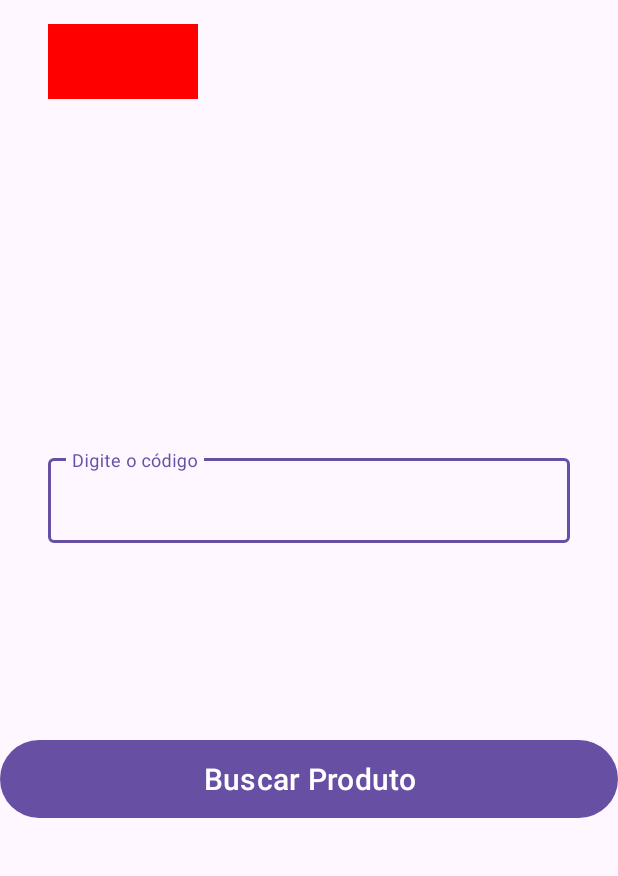
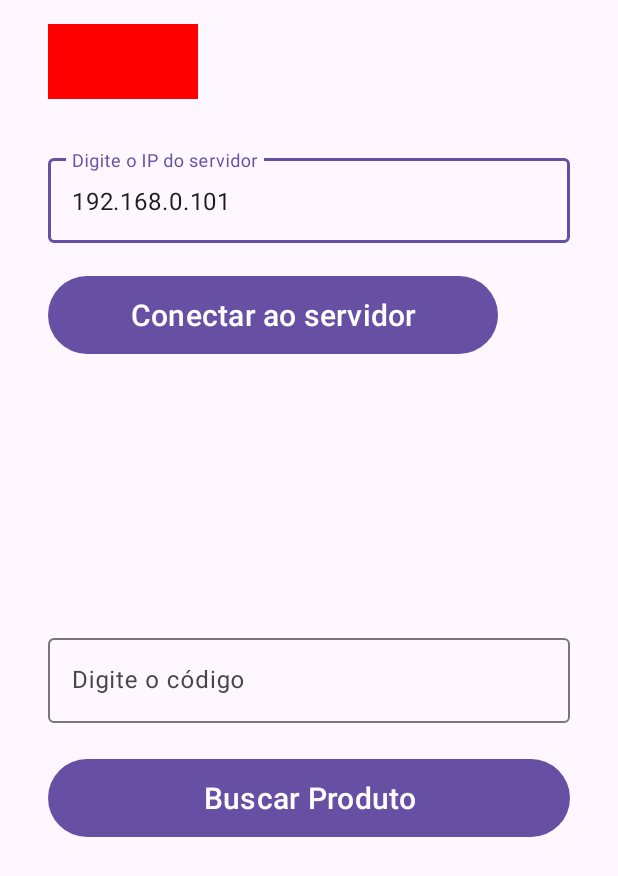
Before and after one commit to bkpautomacao/snippet_terminal_gertec_android, an Android app: the screen it shows after launch (MainActivity), on a phone screen of 412 x 824 dp. Shown: the top 876 px of the screen. Run offline under Robolectric (Android 15) with nearby library versions, the phone set to English and light mode, and no system bars.

Commit message:
Implementado funcionamento do protocolo SC501 no servidor ServUni e no TCServer

```diff
--- a/app/src/main/java/br/com/gabrielmorais/terminalgertec/MainActivity.kt
+++ b/app/src/main/java/br/com/gabrielmorais/terminalgertec/MainActivity.kt
@@ -16,11 +16,12 @@ class MainActivity : AppCompatActivity() {
     override fun onCreate(savedInstanceState: Bundle?) {
         super.onCreate(savedInstanceState)
         setContentView(R.layout.activity_main)
-//        viewModel.connect()
+
         configureViews()
         val tvBarcode = findViewById<TextView>(R.id.tvBarcode)
         val tvDescription = findViewById<TextView>(R.id.tvDescription)
         val tvPrice = findViewById<TextView>(R.id.tvPrice)
+
         viewModel.product.onEach { produto ->
             tvBarcode.text = produto?.ean
             tvDescription.text = produto?.description
@@ -35,15 +36,31 @@ class MainActivity : AppCompatActivity() {
                 tvStatus.background = Color.RED.toDrawable()
             }
         }.launchIn(lifecycleScope)
+
+        val edtIp = findViewById<TextInputEditText>(R.id.edtIp)
+        edtIp.setText("192.168.0.101")
     }
 
     private fun configureViews() {
+
         val btnSearch = findViewById<Button>(R.id.buscaProduto)
         btnSearch.setOnClickListener {
             val edtCodigo = findViewById<TextInputEditText>(R.id.edtCodigo).text
-            val
-                    codigo = "#$edtCodigo"
-//            viewModel.sendMessage(0x1003)
+            val codigo = "#$edtCodigo\u0000"
+            viewModel.sendMessage(codigo)
         }
+
+        val btnConnect = findViewById<Button>(R.id.btnConnect)
+        btnConnect.setOnClickListener {
+            val edtIp = findViewById<TextInputEditText>(R.id.edtIp)
+            val ip = edtIp.text.toString()
+            viewModel.connect(ip)
+        }
+
+        val btnDisconnect = findViewById<Button>(R.id.btnDisconnect)
+        btnDisconnect.setOnClickListener {
+            viewModel.disconnect()
+        }
+
     }
 }
--- a/app/src/main/res/layout/activity_main.xml
+++ b/app/src/main/res/layout/activity_main.xml
@@ -6,6 +6,35 @@
     android:layout_width="match_parent"
     android:layout_height="match_parent"
     tools:context=".MainActivity">
+
+    <Button
+        android:id="@+id/btnConnect"
+        android:layout_width="300dp"
+        android:layout_height="60dp"
+        android:layout_marginHorizontal="32dp"
+        android:layout_marginStart="32dp"
+        android:layout_marginTop="180dp"
+        android:text="Conectar ao servidor"
+        android:textSize="20sp"
+        app:layout_constraintStart_toStartOf="parent"
+        app:layout_constraintTop_toTopOf="parent" />
+
+    <com.google.android.material.textfield.TextInputLayout
+        android:id="@+id/textInputLayout1"
+        android:layout_width="match_parent"
+        android:layout_height="wrap_content"
+        android:layout_marginHorizontal="32sp"
+        android:layout_marginTop="100dp"
+        app:layout_constraintEnd_toEndOf="parent"
+        app:layout_constraintStart_toStartOf="parent"
+        app:layout_constraintTop_toTopOf="parent">
+
+        <com.google.android.material.textfield.TextInputEditText
+            android:id="@+id/edtIp"
+            android:layout_width="match_parent"
+            android:layout_height="wrap_content"
+            android:hint="Digite o IP do servidor" />
+    </com.google.android.material.textfield.TextInputLayout>
 
     <TextView
         android:id="@+id/status"
@@ -23,7 +52,8 @@
         android:layout_width="match_parent"
         android:layout_height="wrap_content"
         android:layout_marginHorizontal="32sp"
-        android:layout_marginTop="300dp"
+        android:layout_marginTop="420dp"
+        app:layout_constraintEnd_toEndOf="parent"
         app:layout_constraintStart_toStartOf="parent"
         app:layout_constraintTop_toTopOf="parent">
 
@@ -38,20 +68,49 @@
         android:id="@+id/buscaProduto"
         android:layout_width="match_parent"
         android:layout_height="60dp"
-        android:layout_marginTop="127dp"
+        android:layout_marginHorizontal="32dp"
+        android:layout_marginTop="20dp"
         android:text="Buscar Produto"
         android:textSize="20sp"
+        app:layout_constraintEnd_toEndOf="parent"
+        app:layout_constraintHorizontal_bias="0.75"
         app:layout_constraintStart_toStartOf="parent"
         app:layout_constraintTop_toBottomOf="@+id/textInputLayout" />
+
+    <Button
+        android:id="@+id/btnDisconnect"
+        android:layout_width="300dp"
+        android:layout_height="60dp"
+        android:layout_marginHorizontal="32dp"
+        android:layout_marginStart="628dp"
+        android:layout_marginTop="180dp"
+        android:text="Desconectar do servidor"
+        android:textSize="20sp"
+        app:layout_constraintStart_toStartOf="parent"
+        app:layout_constraintTop_toTopOf="parent" />
+
+    <TextView
+        android:id="@+id/tvBarcode"
+        android:layout_width="match_parent"
+        android:layout_height="50dp"
+        android:layout_marginHorizontal="32sp"
+        android:layout_marginTop="252dp"
+        android:gravity="center_vertical"
+        android:textSize="22sp"
+        app:layout_constraintEnd_toEndOf="parent"
+        app:layout_constraintStart_toStartOf="parent"
+        app:layout_constraintTop_toTopOf="parent"
+        tools:text="Código" />
 
     <TextView
         android:id="@+id/tvDescription"
         android:layout_width="match_parent"
         android:layout_height="50dp"
         android:layout_marginHorizontal="32sp"
-        android:layout_marginTop="136dp"
+        android:layout_marginTop="304dp"
         android:gravity="center_vertical"
         android:textSize="22sp"
+        app:layout_constraintEnd_toEndOf="parent"
         app:layout_constraintStart_toStartOf="parent"
         app:layout_constraintTop_toTopOf="parent"
         tools:text="Descrição" />
@@ -61,23 +120,12 @@
         android:layout_width="match_parent"
         android:layout_height="50dp"
         android:layout_marginHorizontal="32sp"
-        android:layout_marginTop="196dp"
+        android:layout_marginTop="356dp"
         android:gravity="center_vertical"
         android:textSize="22sp"
+        app:layout_constraintEnd_toEndOf="parent"
         app:layout_constraintStart_toStartOf="parent"
         app:layout_constraintTop_toTopOf="parent"
         tools:text="Preço" />
 
-    <TextView
-        android:id="@+id/tvBarcode"
-        android:layout_width="match_parent"
-        android:layout_height="50dp"
-        android:layout_marginHorizontal="32sp"
-        android:layout_marginTop="72dp"
-        android:gravity="center_vertical"
-        android:textSize="22sp"
-        app:layout_constraintStart_toStartOf="parent"
-        app:layout_constraintTop_toTopOf="parent"
-        tools:text="Código" />
-
 </androidx.constraintlayout.widget.ConstraintLayout>
```
Also changed, not shown: app/src/main/java/br/com/gabrielmorais/terminalgertec/ApiSC501.kt (+8 -17 lines), app/src/main/java/br/com/gabrielmorais/terminalgertec/ApiSC504.kt (deleted, +0 -128 lines), app/src/main/java/br/com/gabrielmorais/terminalgertec/BKPViewModel.kt (deleted, +0 -75 lines), app/src/main/java/br/com/gabrielmorais/terminalgertec/Gertec.kt (deleted, +0 -15 lines), app/src/main/java/br/com/gabrielmorais/terminalgertec/MainViewModel.kt (+51 -106 lines).
